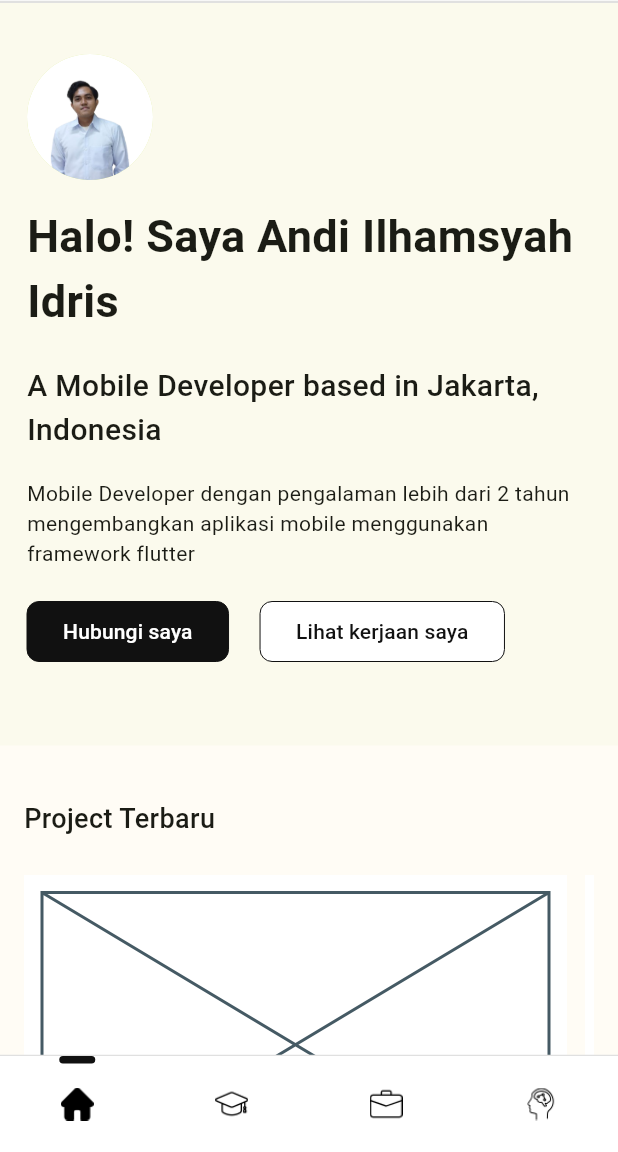
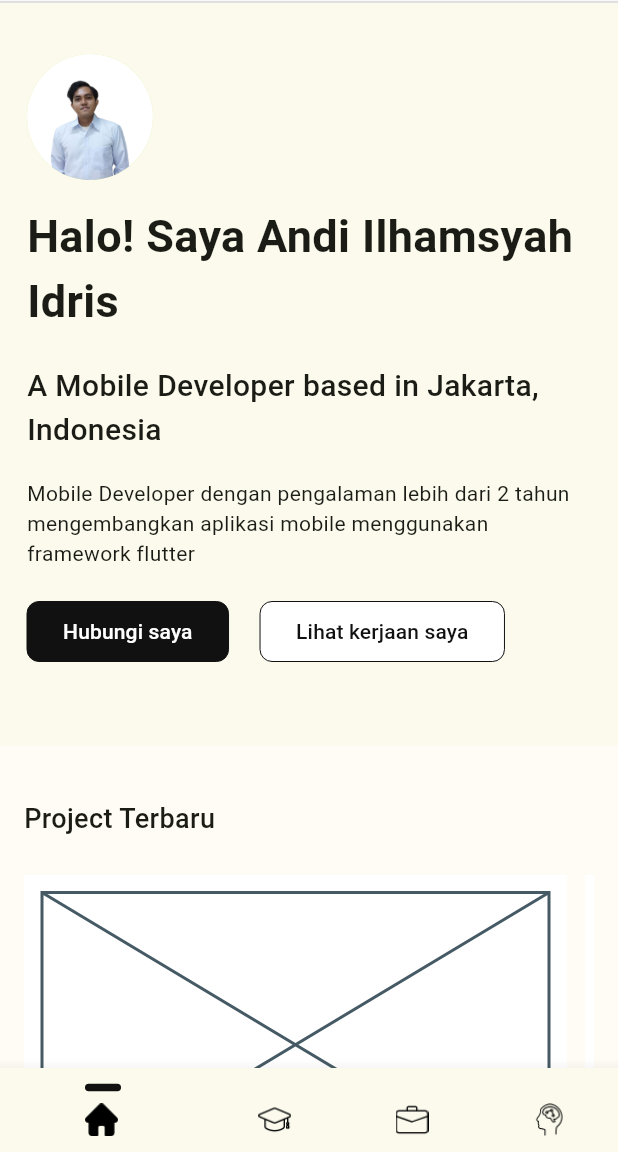
Before and after one commit to andiilhamsyahidris/portfolio, a Flutter app: the screen it shows after launch, on a phone screen of 412 x 824 dp, the part 84-1236 px from its top. Run offline on Flutter 3.47's test engine with Material 3 defaults, Android fonts, the phone set to English and light mode, and no system bars; our stand-ins replace easy_localization, get_it, shared_preferences, stacked.

Commit message:
added home view model, added url launcher to send email and fixed bottom navigation bar

```diff
--- /dev/null
+++ b/lib/app/app_constant.dart
@@ -0,0 +1,10 @@
+class Constant {
+  static const String email = "andiilhamsyahidris@gmail.com";
+  static const String subjectEmail = "Peluang Bekerja Sama";
+  static const String bodyEmail = """
+    Halo Ilham!
+
+    Saya menghubungimu karena
+  """;
+  static const String schemeEmailUri = "mailto";
+}
--- a/lib/presentation/features/main/pages/home/home_page.dart
+++ b/lib/presentation/features/main/pages/home/home_page.dart
@@ -2,28 +2,20 @@ import 'package:easy_localization/easy_localization.dart';
 import 'package:flutter/material.dart';
 import 'package:portfolio/app/app_size.dart';
 import 'package:portfolio/app/extension.dart';
+import 'package:portfolio/presentation/features/main/pages/home/home_viewmodel.dart';
 import 'package:portfolio/presentation/resources/asset_res.dart';
 import 'package:portfolio/presentation/resources/color_res.dart';
 import 'package:portfolio/presentation/resources/string_res.dart';
 import 'package:portfolio/presentation/widgets/app_filled_button.dart';
 import 'package:portfolio/presentation/widgets/app_project_card.dart';
 import 'package:portfolio/presentation/widgets/app_text.dart';
+import 'package:stacked/stacked.dart';
 
-class Homepage extends StatefulWidget {
+class Homepage extends StackedView<HomeViewModel> {
   const Homepage({super.key});
 
   @override
-  State<Homepage> createState() => _HomepageState();
-}
-
-class _HomepageState extends State<Homepage> {
-  @override
-  void initState() {
-    super.initState();
-  }
-
-  @override
-  Widget build(BuildContext context) {
+  Widget builder(BuildContext context, HomeViewModel viewModel, Widget? child) {
     return SingleChildScrollView(
       child: Column(
         mainAxisSize: MainAxisSize.min,
@@ -59,7 +51,7 @@ class _HomepageState extends State<Homepage> {
                       color: ColorRes.third,
                       text: StringResHome.contactMeTitle.tr(),
                       radius: 8.0,
-                      onTap: () {},
+                      onTap: () => viewModel.sendEmail(),
                     ),
                     21.width,
                     AppFilledButton(
@@ -104,4 +96,7 @@ class _HomepageState extends State<Homepage> {
       ),
     );
   }
+
+  @override
+  HomeViewModel viewModelBuilder(BuildContext context) => HomeViewModel();
 }
--- a/lib/presentation/widgets/app_bottom_navigation.dart
+++ b/lib/presentation/widgets/app_bottom_navigation.dart
@@ -1,5 +1,4 @@
 import 'package:flutter/material.dart';
-import 'package:portfolio/app/app_size.dart';
 import 'package:portfolio/app/extension.dart';
 import 'package:portfolio/presentation/resources/asset_res.dart';
 import 'package:portfolio/presentation/resources/color_res.dart';
@@ -12,44 +11,41 @@ class AppBottomNavigation extends StatelessWidget {
 
   @override
   Widget build(BuildContext context) {
-    return ClipRRect(
-      child: Container(
-        width: AppSizeConfig.screenWidth,
-        height: 65,
-        decoration: BoxDecoration(
-            color: ColorRes.secondary,
-            border: Border(
-              top: BorderSide(color: ColorRes.dividerColor!),
-            )),
-        child: Row(
-          children: [
-            TabIcon(
+    return BottomNavigationBar(
+      onTap: onTap,
+      currentIndex: currentIndex,
+      selectedFontSize: 0.0,
+      unselectedFontSize: 0.0,
+      items: [
+        BottomNavigationBarItem(
+            icon: TabIcon(
               isActive: currentIndex == 0,
-              onPress: onTap,
               selectedIconPath: AppPngAssetsSelected.home,
               unselectedIconPath: AppPngAssetsUnselected.home,
             ),
-            TabIcon(
+            label: ""),
+        BottomNavigationBarItem(
+            icon: TabIcon(
               isActive: currentIndex == 1,
-              onPress: onTap,
               selectedIconPath: AppPngAssetsSelected.education,
               unselectedIconPath: AppPngAssetsUnselected.education,
             ),
-            TabIcon(
+            label: ""),
+        BottomNavigationBarItem(
+            icon: TabIcon(
               isActive: currentIndex == 2,
-              onPress: onTap,
               selectedIconPath: AppPngAssetsSelected.job,
               unselectedIconPath: AppPngAssetsUnselected.job,
             ),
-            TabIcon(
+            label: ""),
+        BottomNavigationBarItem(
+            icon: TabIcon(
               isActive: currentIndex == 3,
-              onPress: onTap,
               selectedIconPath: AppPngAssetsSelected.skill,
               unselectedIconPath: AppPngAssetsUnselected.skill,
             ),
+            label: ""),
       ],
-        ),
-      ),
     ).borderRadiusOnly(
       topLeft: 12,
       topRight: 12,
@@ -61,23 +57,19 @@ class TabIcon extends StatelessWidget {
   final String selectedIconPath;
   final String unselectedIconPath;
   final bool isActive;
-  final void Function(int) onPress;
 
   const TabIcon({
     super.key,
     required this.isActive,
     required this.selectedIconPath,
-    required this.onPress,
     required this.unselectedIconPath,
   });
 
   @override
   Widget build(BuildContext context) {
-    return Expanded(
-      child: InkWell(
-        onTap: () => onPress,
-        child: Column(
-          crossAxisAlignment: CrossAxisAlignment.center,
+    return Wrap(
+      direction: Axis.vertical,
+      alignment: WrapAlignment.center,
       children: <Widget>[
         AnimatedContainer(
           duration: const Duration(milliseconds: 200),
@@ -88,8 +80,8 @@ class TabIcon extends StatelessWidget {
             color: ColorRes.third,
           ),
         ),
-            Expanded(
-              child: Center(
+        8.height,
+        Center(
           child: SizedBox(
             width: 22,
             child: Image.asset(
@@ -97,11 +89,7 @@ class TabIcon extends StatelessWidget {
             ),
           ),
         ),
-            ),
-            const SizedBox(height: 5),
       ],
-        ),
-      ),
     );
   }
 }
--- a/pubspec.yaml
+++ b/pubspec.yaml
@@ -18,6 +18,7 @@ dependencies:
   easy_localization: ^3.0.7
   shared_preferences: ^2.2.3
   get_it: ^7.7.0
+  url_launcher: ^6.3.0
 
   cupertino_icons: ^1.0.6
 
```
Also changed, not shown: lib/app/functions.dart (added, +10 -0 lines), lib/presentation/features/main/pages/home/home_viewmodel.dart (added, +24 -0 lines), pubspec.lock. Lines whose indentation alone changed are shown as unchanged.
